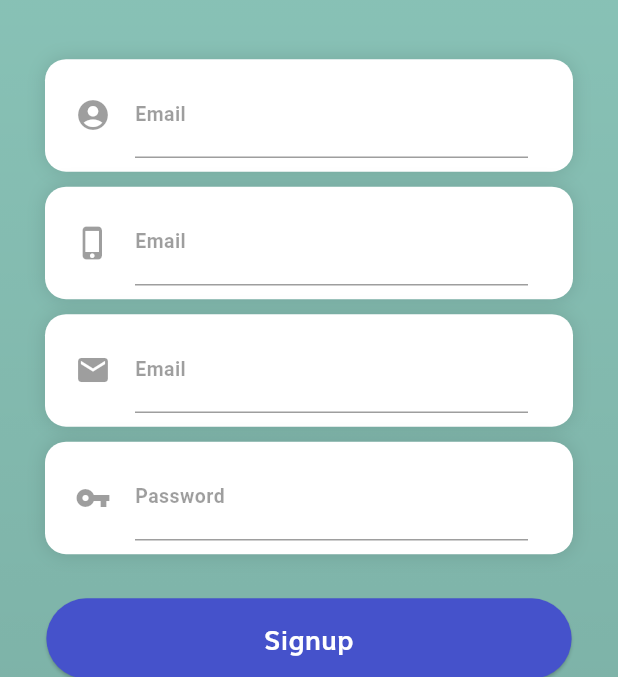
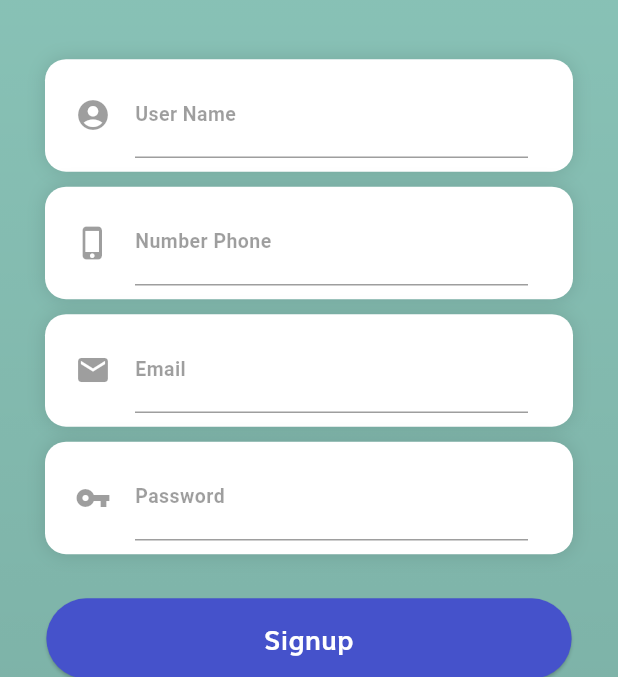
Before and after one commit to StevenMontero/grocery_store_app_mobile, a Flutter app: the SignupScreen screen opened by its route, on a phone screen of 412 x 824 dp, the part 263-940 px from its top. Run offline on Flutter 3.47's test engine with Material 2 defaults, Android fonts, the phone set to English and light mode, and no system bars; our stand-ins replace bloc, cloud_firestore, equatable, firebase_auth, firebase_core, flutter_bloc and 5 more; missing offline and left inert: flutter_facebook_auth, pedantic; accounts and stored records are empty; project files that could hold a hidden picture were left out.

Commit message:
Se agrega dependencias de firestore, se implementan metodos al cubit del usuario, se modifica la clase userProfile, y se agregan expresiones regulares para user name y phone number

```diff
--- a/lib/src/blocs/signupCubit/sign_up_cubit.dart
+++ b/lib/src/blocs/signupCubit/sign_up_cubit.dart
@@ -2,6 +2,8 @@ import 'package:authentication_repository/authentication_repository.dart';
 import 'package:formz/formz.dart';
 import 'package:bloc/bloc.dart';
 import 'package:equatable/equatable.dart';
+import 'package:lamanda_petshopcr/src/utils/regularExpressions/numberPhone.dart';
+import 'package:lamanda_petshopcr/src/utils/regularExpressions/userName.dart';
 import 'package:lamanda_petshopcr/src/utils/utils.dart';
 
 part 'sign_up_state.dart';
@@ -17,7 +19,7 @@ class SignUpCubit extends Cubit<SignUpState> {
     final email = Email.dirty(value);
     emit(state.copyWith(
       email: email,
-      status: Formz.validate([email, state.password]),
+      status: Formz.validate([email, state.password, state.userName, state.phone]),
     ));
   }
 
@@ -25,7 +27,23 @@ class SignUpCubit extends Cubit<SignUpState> {
     final password = Password.dirty(value);
     emit(state.copyWith(
       password: password,
-      status: Formz.validate([state.email, password]),
+      status: Formz.validate([state.email, password, state.userName, state.phone]),
+    ));
+  }
+  //valida el campo de texto del nombre de usuario.
+  void userNameChanged(String value) {
+    final userName = UserName.dirty(value);
+    emit(state.copyWith(
+      userName: userName,
+      status: Formz.validate([state.email, state.password, userName, state.phone]),
+    ));
+  }
+  //validad el campo de texto del telefono
+  void phoneChanged(String value) {
+    final phone = NumberPhone.dirty(value);
+    emit(state.copyWith(
+      phone: phone,
+      status: Formz.validate([state.email, state.password, state.userName, phone]),
     ));
   }
 
@@ -42,4 +60,5 @@ class SignUpCubit extends Cubit<SignUpState> {
       emit(state.copyWith(status: FormzStatus.submissionFailure));
     }
   }
+
 }
--- a/lib/src/blocs/signupCubit/sign_up_state.dart
+++ b/lib/src/blocs/signupCubit/sign_up_state.dart
@@ -2,26 +2,35 @@ part of 'sign_up_cubit.dart';
 
 class SignUpState extends Equatable {
   const SignUpState({
+    this.userName = const UserName.pure(),
     this.email = const Email.pure(),
     this.password = const Password.pure(),
+    this.phone = const NumberPhone.pure(),
     this.status = FormzStatus.pure,
+
   });
 
   final Email email;
   final Password password;
   final FormzStatus status;
+  final UserName userName;
+  final NumberPhone phone;
 
   @override
-  List<Object> get props => [email, password, status];
+  List<Object> get props => [email, password, userName, phone, status];
 
   SignUpState copyWith({
     Email email,
     Password password,
+    UserName userName,
+    NumberPhone phone,
     FormzStatus status,
   }) {
     return SignUpState(
       email: email ?? this.email,
       password: password ?? this.password,
+      userName: userName ?? this.userName,
+      phone: phone ?? this.phone,
       status: status ?? this.status,
     );
   }
--- a/lib/src/pages/LoginAndSignUp/Signup/signup_page.dart
+++ b/lib/src/pages/LoginAndSignUp/Signup/signup_page.dart
@@ -118,24 +118,54 @@ class BodyWidget extends StatelessWidget {
                                   ),
                                 ),
                               ),
+
+                              /// TextFromField Number User name
                               Padding(
                                   padding:
                                       EdgeInsets.symmetric(vertical: 20.0)),
-                              TextFromField(
+
+                              BlocBuilder<SignUpCubit, SignUpState>(
+                                buildWhen: (previous, current) =>
+                                    previous.userName != current.userName,
+                                builder: (context, state) {
+                                  return TextFromField(
+                                    errorOccurred: state.userName.invalid,
+                                    erroMessage:
+                                        'El nombre de usuario no es valido',
                                     icon: Icons.account_circle,
                                     password: false,
-                                lavel: AppLocalizations.of(context).tr('email'),
+                                    lavel: AppLocalizations.of(context)
+                                        .tr('User Name'),
                                     inputType: TextInputType.text,
-                                onChanged: (value) {},
+                                    onChanged: (value) => context
+                                        .bloc<SignUpCubit>()
+                                        .userNameChanged(value),
+                                  );
+                                },
                               ),
+
+                              /// TextFromField Number Phone
                               Padding(
                                   padding: EdgeInsets.symmetric(vertical: 5.0)),
-                              TextFromField(
+
+                              BlocBuilder<SignUpCubit, SignUpState>(
+                                buildWhen: (previous, current) =>
+                                    previous.phone != current.phone,
+                                builder: (context, state) {
+                                  return TextFromField(
+                                    errorOccurred: state.email.invalid,
+                                    erroMessage:
+                                        'El número de telefono no es valido',
                                     icon: Icons.phone_iphone,
                                     password: false,
-                                lavel: AppLocalizations.of(context).tr('email'),
+                                    lavel: AppLocalizations.of(context)
+                                        .tr('Number Phone'),
                                     inputType: TextInputType.number,
-                                onChanged: (value) {},
+                                    onChanged: (value) => context
+                                        .bloc<SignUpCubit>()
+                                        .phoneChanged(value),
+                                  );
+                                },
                               ),
                               Padding(
                                   padding: EdgeInsets.symmetric(vertical: 5.0)),
@@ -151,7 +181,7 @@ class BodyWidget extends StatelessWidget {
                                     icon: Icons.email,
                                     password: false,
                                     lavel: AppLocalizations.of(context)
-                                        .tr('email'),
+                                        .tr('Email'),
                                     inputType: TextInputType.emailAddress,
                                     onChanged: (value) => context
                                         .bloc<SignUpCubit>()
@@ -173,7 +203,7 @@ class BodyWidget extends StatelessWidget {
                                     icon: Icons.vpn_key,
                                     password: true,
                                     lavel: AppLocalizations.of(context)
-                                        .tr('password'),
+                                        .tr('Password'),
                                     inputType: TextInputType.emailAddress,
                                     onChanged: (value) => context
                                         .bloc<SignUpCubit>()
@@ -211,14 +241,15 @@ class BodyWidget extends StatelessWidget {
                         ),
                       ],
                     ),
+
                     Padding(
                       padding: const EdgeInsets.symmetric(
                           horizontal: 30.0, vertical: 10),
+
                       child: MaterialButton(
-                        onPressed: () {
-                          //TODO: Validar el usuario con firebase
-                          print('valiadar');
-                        },
+                        onPressed: () => context
+                        .bloc<SignUpCubit>()
+                        .signUpFormSubmitted(),
                         minWidth: mediaQueryData.size.width * 0.85,
                         height: mediaQueryData.size.height * 0.065,
                         color: ColorsApp.primaryColorBlue,
--- /dev/null
+++ b/lib/src/repository/user_repository.dart
@@ -0,0 +1,30 @@
+import 'package:cloud_firestore/cloud_firestore.dart';
+import 'package:lamanda_petshopcr/src/models/userProfile.dart';
+
+class UserRepository{
+  final CollectionReference _ref = FirebaseFirestore.instance.collection('users');
+
+  Future<void> addNewUser(UserProfile user){
+    return _ref.add(user.toJson())
+    .then((value) => print('User Added'))
+    .catchError((error) => print('Failed to add user: $error'));
+  }
+
+  Future<UserProfile> getUserProfile(String idUser) async{
+    UserProfile user;
+    DocumentSnapshot snapshot;
+    snapshot = await _ref.doc(idUser).get();
+    if(snapshot.exists){
+      return user = UserProfile.fromJson(snapshot.data());
+    }else{
+      return null;
+    }
+  }
+
+  Future<void> updateUser(UserProfile user, ){
+    return _ref.doc(user.id)
+    .update(user.toJson())
+    .then((value) => print('Success Update'))
+    .catchError((error) => print('Failure Update'));
+  }
+}
--- /dev/null
+++ b/lib/src/utils/regularExpressions/numberPhone.dart
@@ -0,0 +1,18 @@
+import 'package:formz/formz.dart';
+
+enum NumberValidationError { invalid }
+
+class NumberPhone extends FormzInput<String, NumberValidationError > {
+  const NumberPhone.pure() : super.pure('');
+  const NumberPhone.dirty([String value = '']) : super.dirty(value);
+
+  static final _numberRegExp =
+      RegExp(r'^[0-9]+$');
+
+  @override
+  NumberValidationError validator(String value) {
+    return _numberRegExp.hasMatch(value)
+        ? null
+        : NumberValidationError.invalid;
+  }
+}
--- /dev/null
+++ b/lib/src/utils/regularExpressions/userName.dart
@@ -0,0 +1,18 @@
+import 'package:formz/formz.dart';
+
+enum UserNameValidationError { invalid }
+
+class UserName extends FormzInput<String, UserNameValidationError > {
+  const UserName.pure() : super.pure('');
+  const UserName.dirty([String value = '']) : super.dirty(value);
+
+  static final _userNameRegExp =
+      RegExp(r'^[A-Za-z]$');
+
+  @override
+  UserNameValidationError validator(String value) {
+    return _userNameRegExp.hasMatch(value)
+        ? null
+        : UserNameValidationError.invalid;
+  }
+}
```
Also changed, not shown: lib/src/models/userProfile.dart (+19 -13 lines), pubspec.yaml (+8 -11 lines), pubspec.lock. Lines whose indentation alone changed are shown as unchanged.
